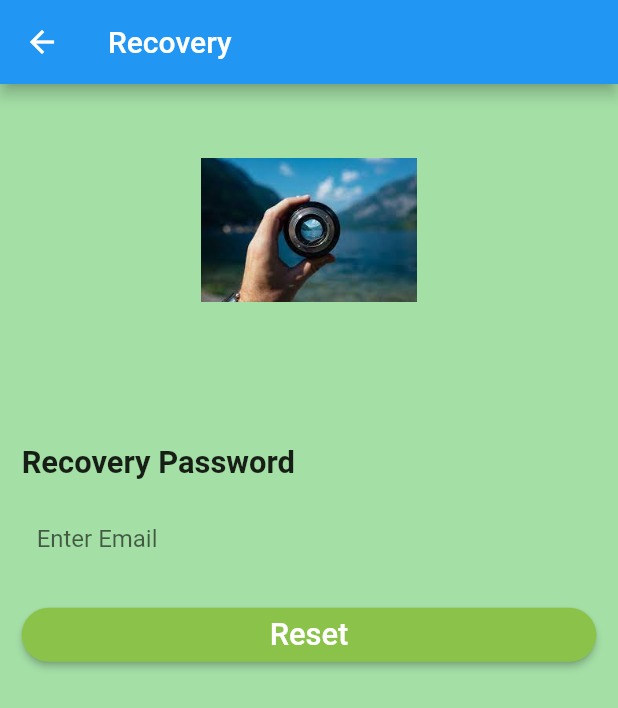
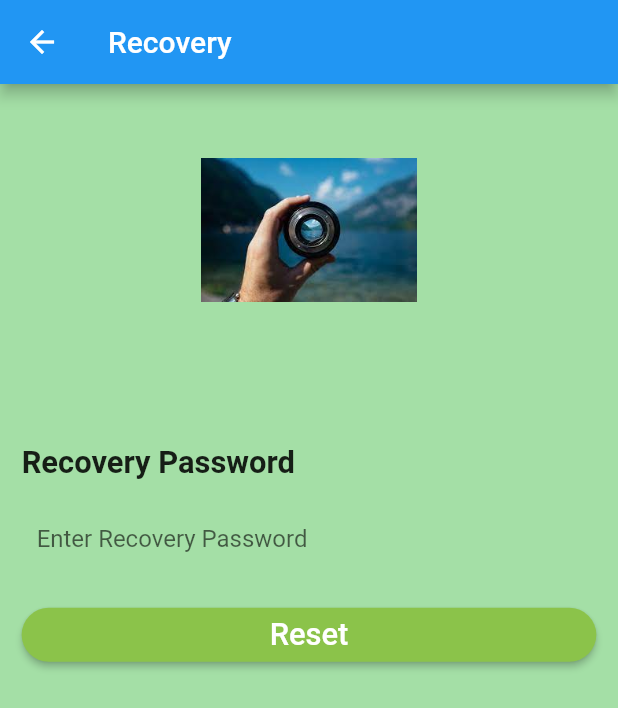
Before and after one commit to 047MuhammadYousuf/Web_services, a Flutter app: the ForgetPassword screen opened directly, on a phone screen of 412 x 824 dp. Shown: the top 708 px of the screen. Run offline on Flutter 3.47's test engine with Material 2 defaults, Android fonts, the phone set to English and light mode, and no system bars; our stand-ins replace local_auth, qr_flutter; missing offline and left inert: qr_code_scanner.

Commit message:
Home_screen_add

```diff
--- a/lib/screen/lostmobile.dart
+++ b/lib/screen/lostmobile.dart
@@ -48,7 +48,7 @@ class _ForgetPasswordState extends State<ForgetPassword> {
                     cursorColor: Colors.black,
                     decoration: InputDecoration(
                       border: InputBorder.none,
-                      labelText: 'Enter Email',
+                      labelText: 'Enter Recovery Password',
                     )),
               ),
               ElevatedButton(
```
